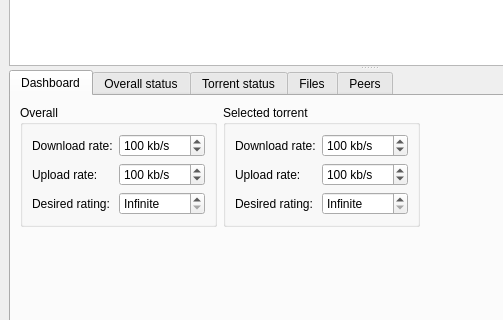
Qt form src/plugins/torrent/mainwindow.ui (0xd34df00d/leechcraft) before a commit; both pictures show x 0 to 503 and y 129 to 449 of the 738 by 640 pixel window.
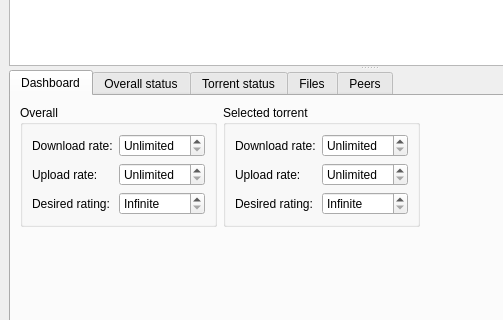
The same form after that commit. Icons and pictures are not drawn. Custom widgets are drawn as their Qt base class.

Diff of the .ui file:
```diff
--- a/src/plugins/torrent/mainwindow.ui
+++ b/src/plugins/torrent/mainwindow.ui
@@ -86,7 +86,7 @@
                <number>100</number>
               </property>
               <property name="value" >
-               <number>100</number>
+               <number>0</number>
               </property>
              </widget>
             </item>
@@ -118,7 +118,7 @@
                <number>100</number>
               </property>
               <property name="value" >
-               <number>100</number>
+               <number>0</number>
               </property>
              </widget>
             </item>
@@ -173,7 +173,7 @@
                <number>100</number>
               </property>
               <property name="value" >
-               <number>100</number>
+               <number>0</number>
               </property>
              </widget>
             </item>
@@ -199,7 +199,7 @@
                <number>100</number>
               </property>
               <property name="value" >
-               <number>100</number>
+               <number>0</number>
               </property>
              </widget>
             </item>
```
Left out of the diff: 2 changed lines with no effect on the pictures.
